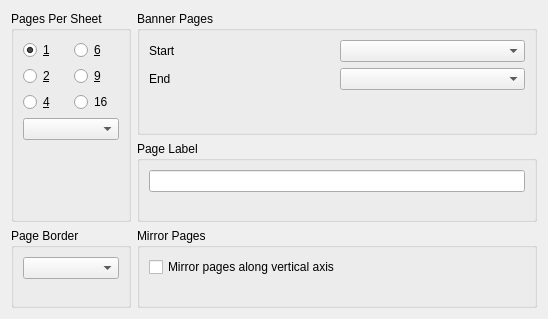
Before: the Qt Designer form staging/kde4attic/src/kcupsoptionspageswidget.ui in KDE/kdelibs, drawn with Qt 5.
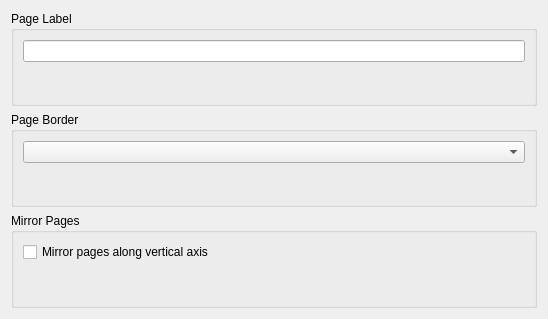
After: the same form once the commit is applied. Custom widgets are drawn as their Qt base class.

The edit to the form file:
```diff
--- a/staging/kde4attic/src/kcupsoptionspageswidget.ui
+++ b/staging/kde4attic/src/kcupsoptionspageswidget.ui
@@ -15,48 +15,6 @@
   </property>
   <layout class="QGridLayout" name="gridLayout_7">
    <item row="0" column="1">
-    <widget class="QGroupBox" name="bannerPagesGroupBox">
-     <property name="title">
-      <string>Banner Pages</string>
-     </property>
-     <layout class="QGridLayout" name="gridLayout_3">
-      <item row="0" column="0">
-       <widget class="QLabel" name="startBannerLabel">
-        <property name="text">
-         <string comment="Banner page at start">Start</string>
-        </property>
-       </widget>
-      </item>
-      <item row="0" column="1">
-       <widget class="KComboBox" name="startBannerPageCombo"/>
-      </item>
-      <item row="1" column="0">
-       <widget class="QLabel" name="endBannerLabel">
-        <property name="text">
-         <string comment="Banner page at end">End</string>
-        </property>
-       </widget>
-      </item>
-      <item row="1" column="1">
-       <widget class="KComboBox" name="endBannerPageCombo"/>
-      </item>
-      <item row="2" column="0" colspan="2">
-       <spacer name="verticalSpacer">
-        <property name="orientation">
-         <enum>Qt::Vertical</enum>
-        </property>
-        <property name="sizeHint" stdset="0">
-         <size>
-          <width>20</width>
-          <height>33</height>
-         </size>
-        </property>
-       </spacer>
-      </item>
-     </layout>
-    </widget>
-   </item>
-   <item row="1" column="1">
     <widget class="QGroupBox" name="pageLabelGroupBox">
      <property name="title">
       <string>Page Label</string>
@@ -81,31 +39,6 @@
      </layout>
     </widget>
    </item>
-   <item row="2" column="0">
-    <widget class="QGroupBox" name="groupBox">
-     <property name="title">
-      <string>Page Border</string>
-     </property>
-     <layout class="QGridLayout" name="gridLayout_5">
-      <item row="0" column="0">
-       <widget class="KComboBox" name="pageBorderCombo"/>
-      </item>
-      <item row="1" column="0">
-       <spacer name="verticalSpacer_4">
-        <property name="orientation">
-         <enum>Qt::Vertical</enum>
-        </property>
-        <property name="sizeHint" stdset="0">
-         <size>
-          <width>20</width>
-          <height>2</height>
-         </size>
-        </property>
-       </spacer>
-      </item>
-     </layout>
-    </widget>
-   </item>
    <item row="2" column="1">
     <widget class="QGroupBox" name="mirrorPagesGroupBox">
      <property name="title">
@@ -135,69 +68,24 @@
      </layout>
     </widget>
    </item>
-   <item row="0" column="0" rowspan="2">
-    <widget class="QGroupBox" name="pagesPerSheetButtonGroup">
+   <item row="1" column="1">
+    <widget class="QGroupBox" name="groupBox">
      <property name="title">
-      <string>Pages Per Sheet</string>
+      <string>Page Border</string>
      </property>
-     <layout class="QGridLayout" name="gridLayout">
+     <layout class="QGridLayout" name="gridLayout_5">
       <item row="0" column="0">
-       <widget class="QRadioButton" name="oneUpRadioButton">
-        <property name="text">
-         <string>&amp;1</string>
-        </property>
-        <property name="checked">
-         <bool>true</bool>
-        </property>
-       </widget>
-      </item>
-      <item row="0" column="1">
-       <widget class="QRadioButton" name="sixUpRadioButton">
-        <property name="text">
-         <string>&amp;6</string>
-        </property>
-       </widget>
+       <widget class="KComboBox" name="pageBorderCombo"/>
       </item>
       <item row="1" column="0">
-       <widget class="QRadioButton" name="twoUpRadioButton">
-        <property name="text">
-         <string>&amp;2</string>
-        </property>
-       </widget>
-      </item>
-      <item row="1" column="1">
-       <widget class="QRadioButton" name="nineUpRadioButton">
-        <property name="text">
-         <string>&amp;9</string>
-        </property>
-       </widget>
-      </item>
-      <item row="2" column="0">
-       <widget class="QRadioButton" name="fourUpRadioButton">
-        <property name="text">
-         <string>&amp;4</string>
-        </property>
-       </widget>
-      </item>
-      <item row="2" column="1">
-       <widget class="QRadioButton" name="sixteenUpRadioButton">
-        <property name="text">
-         <string>16</string>
-        </property>
-       </widget>
-      </item>
-      <item row="3" column="0" colspan="2">
-       <widget class="KComboBox" name="pagesPerSheetLayoutCombo"/>
-      </item>
-      <item row="4" column="0" colspan="2">
-       <spacer name="verticalSpacer_2">
+       <spacer name="verticalSpacer_4">
         <property name="orientation">
          <enum>Qt::Vertical</enum>
         </property>
         <property name="sizeHint" stdset="0">
          <size>
           <width>20</width>
-          <height>25</height>
+          <height>2</height>
          </size>
         </property>
        </spacer>
```
Left out of the diff: 2 changed lines with no effect on the pictures.
